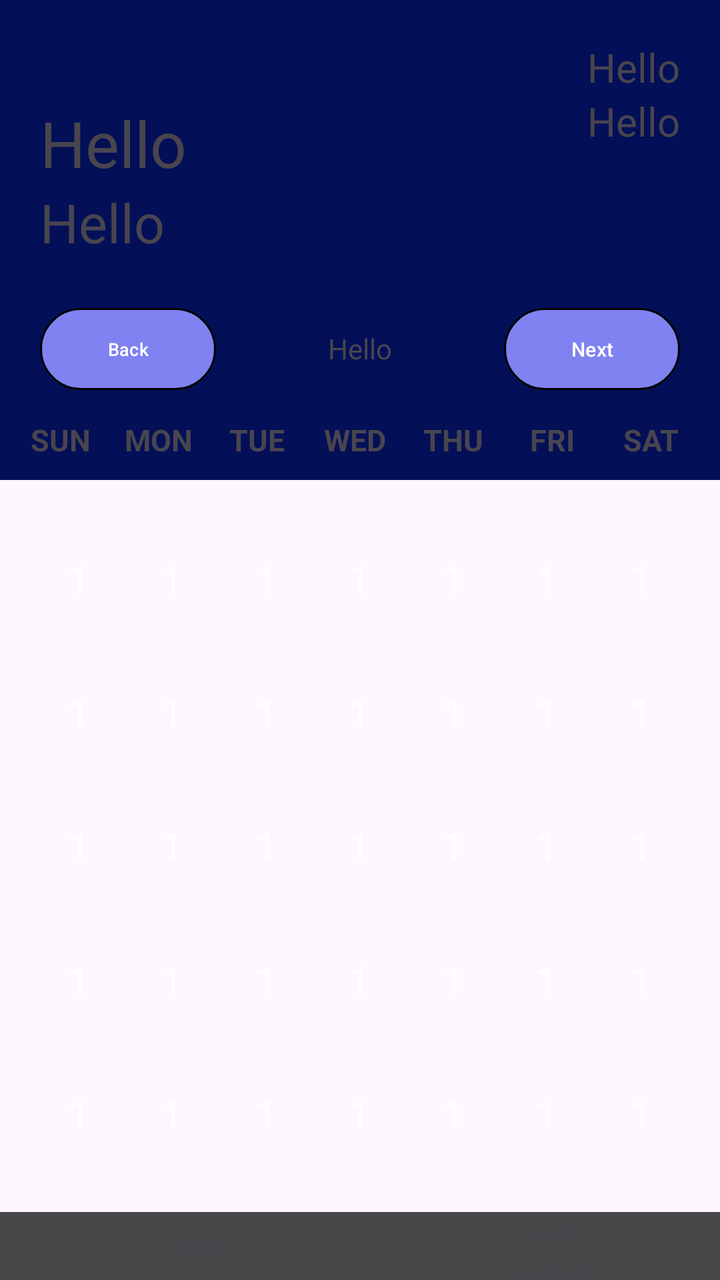
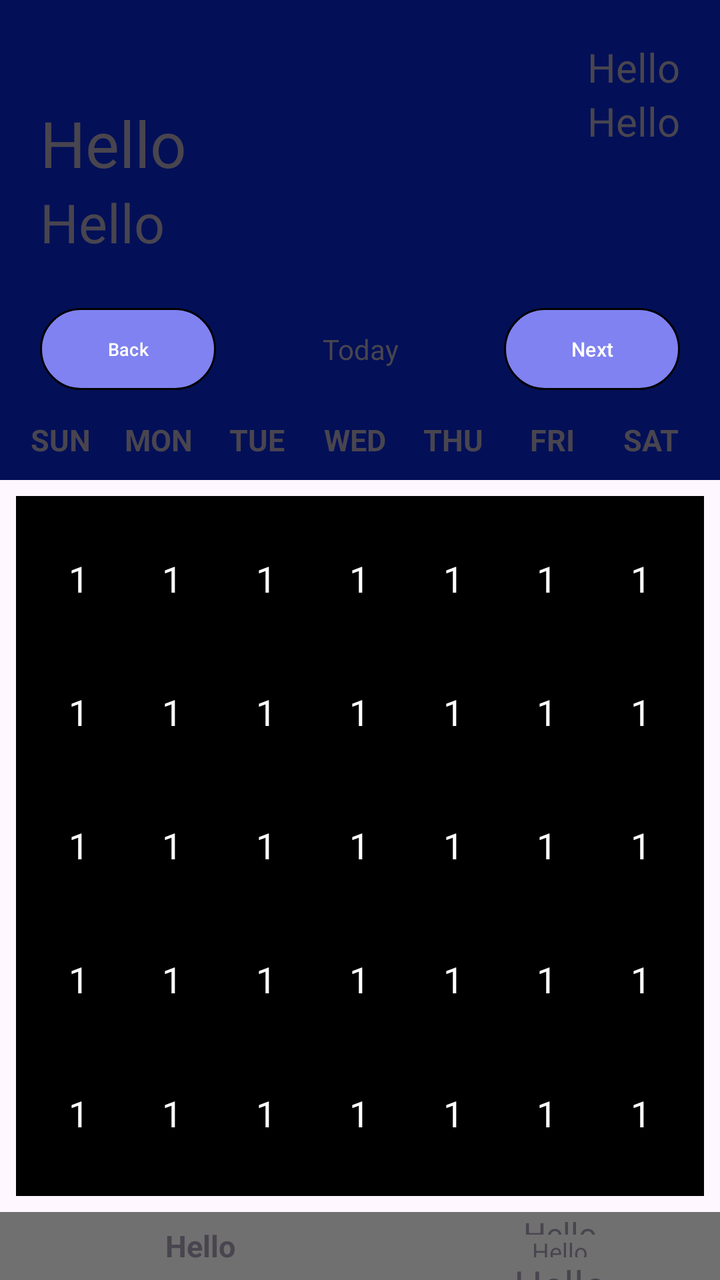

An Android layout rendered at two revisions. The XML below is the earlier revision; the diff shows what the commit changed to produce the second picture.
<!-- AndroidManifest.xml: application theme Theme.Calendar -->
<!-- res/layout/activity_main.xml -->
<?xml version="1.0" encoding="utf-8"?>
<RelativeLayout xmlns:android="http://schemas.android.com/apk/res/android"
    xmlns:app="http://schemas.android.com/apk/res-auto"
    xmlns:tools="http://schemas.android.com/tools"
    android:id="@+id/main"
    android:layout_width="match_parent"
    android:layout_height="match_parent"
    tools:ignore="HardcodedText"
    tools:context=".MainActivity">

    <LinearLayout
        android:id="@+id/ll_heading"
        android:background="@drawable/bg_text_heading"
        android:layout_width="match_parent"
        android:orientation="vertical"
        android:layout_height="200dp">

        <RelativeLayout

            android:layout_width="match_parent"
            android:layout_height="match_parent">
            <TextView
                android:layout_alignParentRight="true"
                android:layout_marginEnd="20dp"
                android:layout_marginTop="20dp"
                android:id="@+id/tvToday"
                android:text="Hello"
                android:textSize="20sp"
                android:layout_width="wrap_content"
                android:layout_height="wrap_content">
            </TextView>
            <TextView
                android:layout_alignParentRight="true"
                android:layout_below="@id/tvToday"
                android:layout_marginEnd="20dp"
                android:id="@+id/tvTodayDate"
                android:text="Hello"
                android:textSize="20sp"
                android:layout_width="wrap_content"
                android:layout_height="wrap_content">
            </TextView>
            <TextView
                android:layout_marginStart="20dp"
               android:layout_marginTop="50dp"
                android:id="@+id/tvFirst"
                android:text="Hello"
                android:textSize="32sp"
                android:layout_width="wrap_content"
                android:layout_height="wrap_content">
            </TextView>
            <TextView
                android:layout_marginStart="20dp"
                android:id="@+id/tvSecond"
                android:layout_below="@id/tvFirst"
                android:text="Hello"
                android:textSize="27sp"
                android:layout_width="wrap_content"
                android:layout_height="wrap_content">
            </TextView>
            <RelativeLayout
                android:layout_below="@id/tvSecond"
                android:layout_marginTop="20dp"
                android:layout_width="match_parent"
                android:layout_height="match_parent">
                <Button
                    app:backgroundTint="@null"
                    android:background="@drawable/bt_button"
                    android:layout_weight="1"
                    android:text="Back"
                    android:textSize="9sp"
                    android:id="@+id/btPrevious"
                    android:layout_marginStart="20dp"
                    android:layout_marginTop="5dp"
                    android:layout_marginBottom="5dp"
                    android:layout_width="wrap_content"
                    android:layout_height="wrap_content">
                </Button>

                <TextView
                    android:id="@+id/tv_middle"
                    android:layout_width="match_parent"
                    android:layout_height="match_parent"
                    android:layout_marginTop="15dp"
                    android:gravity="center"
                    android:layout_centerInParent="true"
                    android:text="Hello">

                </TextView>

                <Button
                    android:layout_marginTop="5dp"
                    android:layout_marginBottom="5dp"
                    app:backgroundTint="@null"
                    android:background="@drawable/bt_button"
                    android:id="@+id/btNext"
                    android:layout_weight="1"
                    android:text="Next"
                    android:textSize="10sp"
                    android:layout_alignParentEnd="true"
                    android:layout_marginEnd="20dp"
                    android:layout_marginStart="200dp"
                    android:layout_width="wrap_content"
                    android:layout_height="wrap_content">
                </Button>
            </RelativeLayout>
        </RelativeLayout>


    </LinearLayout>
    <LinearLayout
        android:padding="8dp"
        android:background="@drawable/bg_text_heading"
        android:id="@+id/lyDayHeader"
        android:layout_below="@id/ll_heading"
        android:layout_width="match_parent"
        android:weightSum="7"
        android:layout_height="40dp">

        <TextView
            android:layout_marginEnd="4dp"
            android:text="SUN"
            android:textSize="15sp"
            android:textStyle="bold"
            android:gravity="center"
            android:layout_width="0dp"
            android:layout_weight="1"
            android:layout_height="match_parent">

        </TextView>
        <TextView
            android:textSize="15sp"
            android:layout_marginEnd="4dp"
            android:text="MON"
            android:textStyle="bold"
            android:gravity="center"
            android:layout_width="0dp"
            android:layout_weight="1"
            android:layout_height="match_parent">

        </TextView>
        <TextView
            android:layout_marginEnd="4dp"
            android:textSize="15sp"

            android:text="TUE"
            android:textStyle="bold"
            android:gravity="center"
            android:layout_width="0dp"
            android:layout_weight="1"
            android:layout_height="match_parent">

        </TextView>
        <TextView
            android:textSize="15sp"
            android:layout_marginEnd="4dp"
            android:text="WED"
            android:textStyle="bold"
            android:gravity="center"
            android:layout_width="0dp"
            android:layout_weight="1"
            android:layout_height="match_parent">

        </TextView>
        <TextView
            android:layout_marginEnd="4dp"
            android:textSize="15sp"

            android:text="THU"
            android:textStyle="bold"
            android:gravity="center"
            android:layout_width="0dp"
            android:layout_weight="1"
            android:layout_height="match_parent">

        </TextView>
        <TextView
            android:layout_marginEnd="4dp"
            android:textSize="15sp"

            android:text="FRI"
            android:textStyle="bold"
            android:gravity="center"
            android:layout_width="0dp"
            android:layout_weight="1"
            android:layout_height="match_parent">

        </TextView>
        <TextView
            android:layout_marginEnd="4dp"
            android:textSize="15sp"

            android:text="SAT"
            android:textStyle="bold"
            android:gravity="center"
            android:layout_width="0dp"
            android:layout_weight="1"
            android:layout_height="match_parent">

        </TextView>


    </LinearLayout>
    <GridLayout
        android:layout_margin="8dp"
        android:id="@+id/glCalender"
        android:padding="8dp"
        android:useDefaultMargins="true"
        android:layout_marginTop="4dp"
        android:columnCount="7"
        android:layout_below="@id/lyDayHeader"
        android:layout_width="match_parent"
        android:layout_height="350dp">

        <TextView
            android:onClick="onDayClicked"
            android:gravity="center"
            android:layout_width="0dp"
            android:layout_columnWeight="1"
            android:layout_rowWeight="1"
            android:text="1"
            android:textColor="@color/white"
            android:textSize="18sp"
            android:background="@drawable/bg_text_defult"
            android:layout_height="0dp">
        </TextView>
        <TextView
            android:onClick="onDayClicked"
            android:gravity="center"
            android:layout_width="0dp"
            android:layout_columnWeight="1"
            android:layout_rowWeight="1"
            android:text="1"
            android:textColor="@color/white"
            android:textSize="18sp"
            android:background="@drawable/bg_text_defult"
            android:layout_height="0dp">
        </TextView>
        <TextView
            android:onClick="onDayClicked"
            android:gravity="center"
            android:layout_width="0dp"
            android:layout_columnWeight="1"
            android:layout_rowWeight="1"
            android:text="1"
            android:textColor="@color/white"
            android:textSize="18sp"
            android:background="@drawable/bg_text_defult"
            android:layout_height="0dp">
        </TextView>
        <TextView
            android:onClick="onDayClicked"
            android:gravity="center"
            android:layout_width="0dp"
            android:layout_columnWeight="1"
            android:layout_rowWeight="1"
            android:text="1"
            android:textColor="@color/white"
            android:textSize="18sp"
            android:background="@drawable/bg_text_defult"
            android:layout_height="0dp">
        </TextView>
        <TextView
            android:onClick="onDayClicked"
            android:gravity="center"
            android:layout_width="0dp"
            android:layout_columnWeight="1"
            android:layout_rowWeight="1"
            android:text="1"
            android:textColor="@color/white"
            android:textSize="18sp"
            android:background="@drawable/bg_text_defult"
            android:layout_height="0dp">
        </TextView>
        <TextView
            android:onClick="onDayClicked"
            android:gravity="center"
            android:layout_width="0dp"
            android:layout_columnWeight="1"
            android:layout_rowWeight="1"
            android:text="1"
            android:textColor="@color/white"
            android:textSize="18sp"
            android:background="@drawable/bg_text_defult"
            android:layout_height="0dp">
        </TextView>
        <TextView
            android:onClick="onDayClicked"
            android:gravity="center"
            android:layout_width="0dp"
            android:layout_columnWeight="1"
            android:layout_rowWeight="1"
            android:text="1"
            android:textColor="@color/white"
            android:textSize="18sp"
            android:background="@drawable/bg_text_defult"
            android:layout_height="0dp">
        </TextView>
        <TextView
            android:onClick="onDayClicked"
            android:gravity="center"
            android:layout_width="0dp"
            android:layout_columnWeight="1"
            android:layout_rowWeight="1"
            android:text="1"
            android:textColor="@color/white"
            android:textSize="18sp"
            android:background="@drawable/bg_text_defult"
            android:layout_height="0dp">
        </TextView>
        <TextView
            android:onClick="onDayClicked"
            android:gravity="center"
            android:layout_width="0dp"
            android:layout_columnWeight="1"
            android:layout_rowWeight="1"
            android:text="1"
            android:textColor="@color/white"
            android:textSize="18sp"
            android:background="@drawable/bg_text_defult"
            android:layout_height="0dp">
        </TextView>
        <TextView
            android:onClick="onDayClicked"
            android:gravity="center"
            android:layout_width="0dp"
            android:layout_columnWeight="1"
            android:layout_rowWeight="1"
            android:text="1"
            android:textColor="@color/white"
            android:textSize="18sp"
            android:background="@drawable/bg_text_defult"
            android:layout_height="0dp">
        </TextView>
        <TextView
            android:onClick="onDayClicked"
            android:gravity="center"
            android:layout_width="0dp"
            android:layout_columnWeight="1"
            android:layout_rowWeight="1"
            android:text="1"
            android:textColor="@color/white"
            android:textSize="18sp"
            android:background="@drawable/bg_text_defult"
            android:layout_height="0dp">
        </TextView>
        <TextView
            android:onClick="onDayClicked"
            android:gravity="center"
            android:layout_width="0dp"
            android:layout_columnWeight="1"
            android:layout_rowWeight="1"
            android:text="1"
            android:textColor="@color/white"
            android:textSize="18sp"
            android:background="@drawable/bg_text_defult"
            android:layout_height="0dp">
        </TextView>
        <TextView
            android:onClick="onDayClicked"
            android:gravity="center"
            android:layout_width="0dp"
            android:layout_columnWeight="1"
            android:layout_rowWeight="1"
            android:text="1"
            android:textColor="@color/white"
            android:textSize="18sp"
            android:background="@drawable/bg_text_defult"
            android:layout_height="0dp">
        </TextView>
        <TextView
            android:onClick="onDayClicked"
            android:gravity="center"
            android:layout_width="0dp"
            android:layout_columnWeight="1"
            android:layout_rowWeight="1"
            android:text="1"
            android:textColor="@color/white"
            android:textSize="18sp"
            android:background="@drawable/bg_text_defult"
            android:layout_height="0dp">
        </TextView><TextView
        android:onClick="onDayClicked"
        android:gravity="center"
        android:layout_width="0dp"
        android:layout_columnWeight="1"
        android:layout_rowWeight="1"
        android:text="1"
        android:textColor="@color/white"
        android:textSize="18sp"
        android:background="@drawable/bg_text_defult"
        android:layout_height="0dp">
    </TextView><TextView
        android:onClick="onDayClicked"
        android:gravity="center"
        android:layout_width="0dp"
        android:layout_columnWeight="1"
        android:layout_rowWeight="1"
        android:text="1"
        android:textColor="@color/white"
        android:textSize="18sp"
        android:background="@drawable/bg_text_defult"
        android:layout_height="0dp">
    </TextView><TextView
        android:onClick="onDayClicked"
        android:gravity="center"
        android:layout_width="0dp"
        android:layout_columnWeight="1"
        android:layout_rowWeight="1"
        android:text="1"
        android:textColor="@color/white"
        android:textSize="18sp"
        android:background="@drawable/bg_text_defult"
        android:layout_height="0dp">
    </TextView>
        <TextView
        android:onClick="onDayClicked"
        android:gravity="center"
        android:layout_width="0dp"
        android:layout_columnWeight="1"
        android:layout_rowWeight="1"
        android:text="1"
        android:textColor="@color/white"
        android:textSize="18sp"
        android:background="@drawable/bg_text_defult"
        android:layout_height="0dp">
    </TextView><TextView
        android:onClick="onDayClicked"
        android:gravity="center"
        android:layout_width="0dp"
        android:layout_columnWeight="1"
        android:layout_rowWeight="1"
        android:text="1"
        android:textColor="@color/white"
        android:textSize="18sp"
        android:background="@drawable/bg_text_defult"
        android:layout_height="0dp">
    </TextView>
        <TextView
            android:onClick="onDayClicked"
            android:gravity="center"
            android:layout_width="0dp"
            android:layout_columnWeight="1"
            android:layout_rowWeight="1"
            android:text="1"
            android:textColor="@color/white"
            android:textSize="18sp"
            android:background="@drawable/bg_text_defult"
            android:layout_height="0dp">
        </TextView>
        <TextView
            android:onClick="onDayClicked"
            android:gravity="center"
            android:layout_width="0dp"
            android:layout_columnWeight="1"
            android:layout_rowWeight="1"
            android:text="1"
            android:textColor="@color/white"
            android:textSize="18sp"
            android:background="@drawable/bg_text_defult"
            android:layout_height="0dp">
        </TextView><TextView
        android:onClick="onDayClicked"
        android:gravity="center"
        android:layout_width="0dp"
        android:layout_columnWeight="1"
        android:layout_rowWeight="1"
        android:text="1"
        android:textColor="@color/white"
        android:textSize="18sp"
        android:background="@drawable/bg_text_defult"
        android:layout_height="0dp">
    </TextView><TextView
        android:onClick="onDayClicked"
        android:gravity="center"
        android:layout_width="0dp"
        android:layout_columnWeight="1"
        android:layout_rowWeight="1"
        android:text="1"
        android:textColor="@color/white"
        android:textSize="18sp"
        android:background="@drawable/bg_text_defult"
        android:layout_height="0dp">
    </TextView>
        <TextView
            android:onClick="onDayClicked"
            android:gravity="center"
            android:layout_width="0dp"
            android:layout_columnWeight="1"
            android:layout_rowWeight="1"
            android:text="1"
            android:textColor="@color/white"
            android:textSize="18sp"
            android:background="@drawable/bg_text_defult"
            android:layout_height="0dp">
        </TextView>
        <TextView
            android:onClick="onDayClicked"
            android:gravity="center"
            android:layout_width="0dp"
            android:layout_columnWeight="1"
            android:layout_rowWeight="1"
            android:text="1"
            android:textColor="@color/white"
            android:textSize="18sp"
            android:background="@drawable/bg_text_defult"
            android:layout_height="0dp">
        </TextView><TextView
        android:onClick="onDayClicked"
        android:gravity="center"
        android:layout_width="0dp"
        android:layout_columnWeight="1"
        android:layout_rowWeight="1"
        android:text="1"
        android:textColor="@color/white"
        android:textSize="18sp"
        android:background="@drawable/bg_text_defult"
        android:layout_height="0dp">
    </TextView><TextView
        android:onClick="onDayClicked"
        android:gravity="center"
        android:layout_width="0dp"
        android:layout_columnWeight="1"
        android:layout_rowWeight="1"
        android:text="1"
        android:textColor="@color/white"
        android:textSize="18sp"
        android:background="@drawable/bg_text_defult"
        android:layout_height="0dp">
    </TextView><TextView
        android:onClick="onDayClicked"
        android:gravity="center"
        android:layout_width="0dp"
        android:layout_columnWeight="1"
        android:layout_rowWeight="1"
        android:text="1"
        android:textColor="@color/white"
        android:textSize="18sp"
        android:background="@drawable/bg_text_defult"
        android:layout_height="0dp">
    </TextView><TextView
        android:onClick="onDayClicked"
        android:gravity="center"
        android:layout_width="0dp"
        android:layout_columnWeight="1"
        android:layout_rowWeight="1"
        android:text="1"
        android:textColor="@color/white"
        android:textSize="18sp"
        android:background="@drawable/bg_text_defult"
        android:layout_height="0dp">
    </TextView>
        <TextView
            android:onClick="onDayClicked"
            android:gravity="center"
            android:layout_width="0dp"
            android:layout_columnWeight="1"
            android:layout_rowWeight="1"
            android:text="1"
            android:textColor="@color/white"
            android:textSize="18sp"
            android:background="@drawable/bg_text_defult"
            android:layout_height="0dp">
        </TextView>
        <TextView
            android:onClick="onDayClicked"
            android:gravity="center"
            android:layout_width="0dp"
            android:layout_columnWeight="1"
            android:layout_rowWeight="1"
            android:text="1"
            android:textColor="@color/white"
            android:textSize="18sp"
            android:background="@drawable/bg_text_defult"
            android:layout_height="0dp">
        </TextView>
        <TextView
            android:onClick="onDayClicked"
            android:gravity="center"
            android:layout_width="0dp"
            android:layout_columnWeight="1"
            android:layout_rowWeight="1"
            android:text="1"
            android:textColor="@color/white"
            android:textSize="18sp"
            android:background="@drawable/bg_text_defult"
            android:layout_height="0dp">
        </TextView><TextView
        android:onClick="onDayClicked"
        android:gravity="center"
        android:layout_width="0dp"
        android:layout_columnWeight="1"
        android:layout_rowWeight="1"
        android:text="1"
        android:textColor="@color/white"
        android:textSize="18sp"
        android:background="@drawable/bg_text_defult"
        android:layout_height="0dp">
    </TextView>
        <TextView
            android:onClick="onDayClicked"
            android:gravity="center"
            android:layout_width="0dp"
            android:layout_columnWeight="1"
            android:layout_rowWeight="1"
            android:text="1"
            android:textColor="@color/white"
            android:textSize="18sp"
            android:background="@drawable/bg_text_defult"
            android:layout_height="0dp">
        </TextView>
        <TextView
        android:onClick="onDayClicked"
        android:gravity="center"
        android:layout_width="0dp"
        android:layout_columnWeight="1"
        android:layout_rowWeight="1"
        android:text="1"
        android:textColor="@color/white"
        android:textSize="18sp"
        android:background="@drawable/bg_text_defult"
        android:layout_height="0dp">
    </TextView>
    </GridLayout>
    <RelativeLayout
        android:layout_below="@id/glCalender"
        android:layout_width="match_parent"
        android:background="#494848"
        android:id="@+id/underAll"
        android:layout_height="match_parent">

        <TextView
            android:id="@+id/tvDescription"
            android:text="Hello"
            android:gravity="center"
            android:layout_width="200dp"
            android:textSize="15sp"
            android:layout_height="match_parent">
        </TextView>
        <LinearLayout
            android:layout_width="match_parent"
            android:orientation="vertical"
            android:layout_toEndOf="@id/tvDescription"
            android:layout_height="match_parent">
            <TextView
                android:layout_width="match_parent"
                android:id="@+id/tvDay"
                android:text="Hello"
                android:textSize="16sp"
                android:gravity="center"
                android:layout_weight="1"
                android:layout_height="match_parent">
            </TextView>
            <TextView
                android:layout_width="match_parent"
                android:layout_weight="1"
                android:id="@+id/tvUnderDay"
                android:text="Hello"
                android:textSize="20sp"
                android:gravity="center"
                android:layout_height="match_parent">
            </TextView>

        </LinearLayout>


    </RelativeLayout>


</RelativeLayout>
<!-- resources referenced by this layout -->
<resources>
  <color name="white">#FFFFFFFF</color>
  <!-- drawable bg_text_defult (drawable) -->
  <?xml version="1.0" encoding="utf-8"?>
  <selector xmlns:android="http://schemas.android.com/apk/res/android">
      <solid android:color="#C7BD6D"></solid>
      <padding android:bottom="8dp" android:left="8dp" android:right="8dp" android:top="8dp"></padding>
      <stroke android:color="@color/white" android:width="2dp"></stroke>
      <corners android:radius="8dp"></corners>
  </selector>
  <!-- drawable bg_text_heading (drawable) -->
  <?xml version="1.0" encoding="utf-8"?>
  <shape xmlns:android="http://schemas.android.com/apk/res/android" android:shape="rectangle">
  
  
  
  
  
  
      <solid android:color="#031057"></solid>
  
  </shape>
  <!-- drawable bt_button (drawable) -->
  <?xml version="1.0" encoding="utf-8"?>
  <shape xmlns:android="http://schemas.android.com/apk/res/android" android:shape="rectangle" >
  
  
  
  
  
  
  
  
  
  
              <solid android:color="#7F82F0"></solid>
              <stroke android:width="1dp" android:color="@color/black"></stroke>
              <corners android:radius="50dp"></corners>
              <size android:width="50dp" android:height="15dp"></size>
  
  
  </shape>
  <style name="Theme.Calendar" parent="Base.Theme.Calendar" />
  <color name="black">#FF000000</color>
  <style name="Base.Theme.Calendar" parent="Theme.Material3.DayNight.NoActionBar">
          
          
      </style>
</resources>

<!-- the commit's change to res/layout/activity_main.xml (unified diff, before → after) -->
@@ -4,8 +4,10 @@
     xmlns:tools="http://schemas.android.com/tools"
     android:id="@+id/main"
     android:layout_width="match_parent"
+
     android:layout_height="match_parent"
     tools:ignore="HardcodedText"
+
     tools:context=".MainActivity">
 
     <LinearLayout
@@ -57,7 +59,11 @@
                 android:layout_width="wrap_content"
                 android:layout_height="wrap_content">
             </TextView>
+
+
+
             <RelativeLayout
+                android:id="@+id/bt_Button"
                 android:layout_below="@id/tvSecond"
                 android:layout_marginTop="20dp"
                 android:layout_width="match_parent"
@@ -77,13 +83,13 @@
                 </Button>
 
                 <TextView
-                    android:id="@+id/tv_middle"
-                    android:layout_width="match_parent"
+                    android:id="@+id/tvmiddle"
+                    android:onClick="todayCLick"
+                    android:layout_width="wrap_content"
                     android:layout_height="match_parent"
-                    android:layout_marginTop="15dp"
                     android:gravity="center"
                     android:layout_centerInParent="true"
-                    android:text="Hello">
+                    android:text="Today">
 
                 </TextView>
 
@@ -203,6 +209,7 @@
     <GridLayout
         android:layout_margin="8dp"
         android:id="@+id/glCalender"
+        android:background="@color/black"
         android:padding="8dp"
         android:useDefaultMargins="true"
         android:layout_marginTop="4dp"
@@ -624,13 +631,14 @@
     <RelativeLayout
         android:layout_below="@id/glCalender"
         android:layout_width="match_parent"
-        android:background="#494848"
+        android:background="#717070"
         android:id="@+id/underAll"
         android:layout_height="match_parent">
 
         <TextView
             android:id="@+id/tvDescription"
             android:text="Hello"
+            android:textStyle="bold"
             android:gravity="center"
             android:layout_width="200dp"
             android:textSize="15sp"
@@ -646,6 +654,15 @@
                 android:id="@+id/tvDay"
                 android:text="Hello"
                 android:textSize="16sp"
+                android:gravity="center"
+                android:layout_weight="1"
+                android:layout_height="match_parent">
+            </TextView>
+            <TextView
+                android:layout_width="match_parent"
+                android:id="@+id/tvDayGood"
+                android:text="Hello"
+                android:textSize="12sp"
                 android:gravity="center"
                 android:layout_weight="1"
                 android:layout_height="match_parent">
